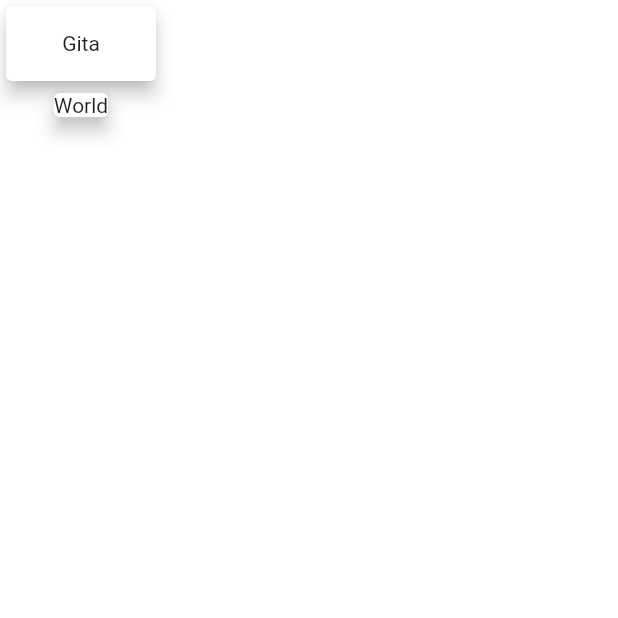
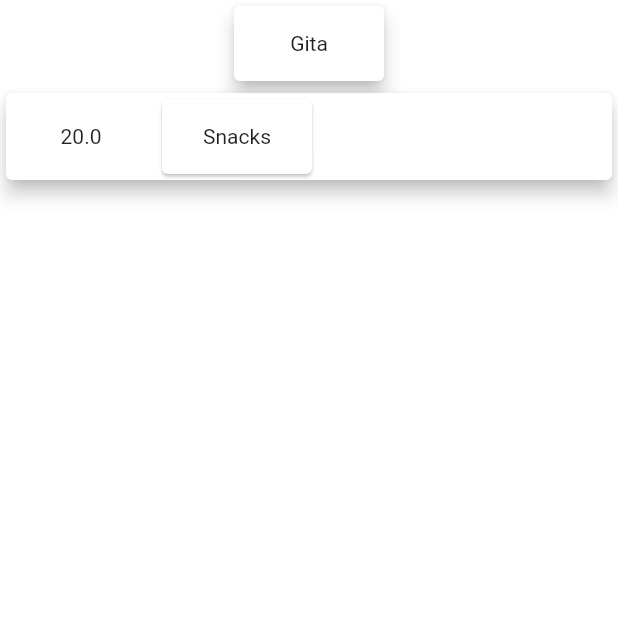
Before and after one commit to thetechgirlgita/Expense_Tracker, a Flutter app: the screen it shows after launch, on a phone screen of 412 x 824 dp, the top half of it. Run offline on Flutter 3.47's test engine with Material 2 defaults, Android fonts, the phone set to English and light mode, and no system bars.

Commit message:
List mapping

```diff
--- a/lib/main.dart
+++ b/lib/main.dart
@@ -35,8 +35,6 @@ final List<Transaction> transactions = [
     amount: 20,
     item: 'Kurkure',
     date: DateTime.now(),
-
-
   )
 ];
   @override
@@ -57,10 +55,38 @@ final List<Transaction> transactions = [
 
            )
           ),
-          const Card(
-            child: Text("World"),
-                elevation : 5,
-          )
+         Column(
+           children: transactions.map((tx){
+             return Card(
+                 elevation: 5,
+                 child: Row(
+                 children:[
+                   Container(
+                 height: 50,
+                 width: 100,
+                 child: Align(
+                   alignment: Alignment.center,
+                 child:  Text(tx.amount.toString()
+                 ),
+                 )
+                 ),
+                   Card(
+                     child:
+                   Container(
+                       height: 50,
+                       width: 100,
+                       child: Align(
+                         alignment: Alignment.center,
+                         child:  Text(tx.title.toString()
+                         ),
+                       )),
+                   ),
+               ]),
+             );
+
+           }).toList(),
+         ),
+
         ],
       )
     );
```
